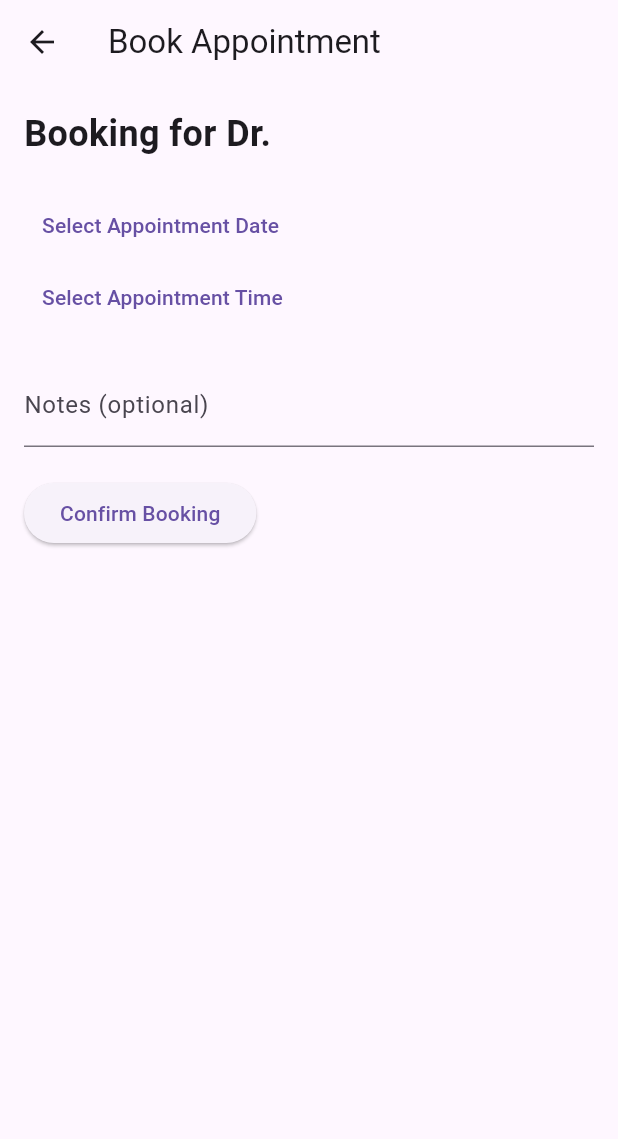
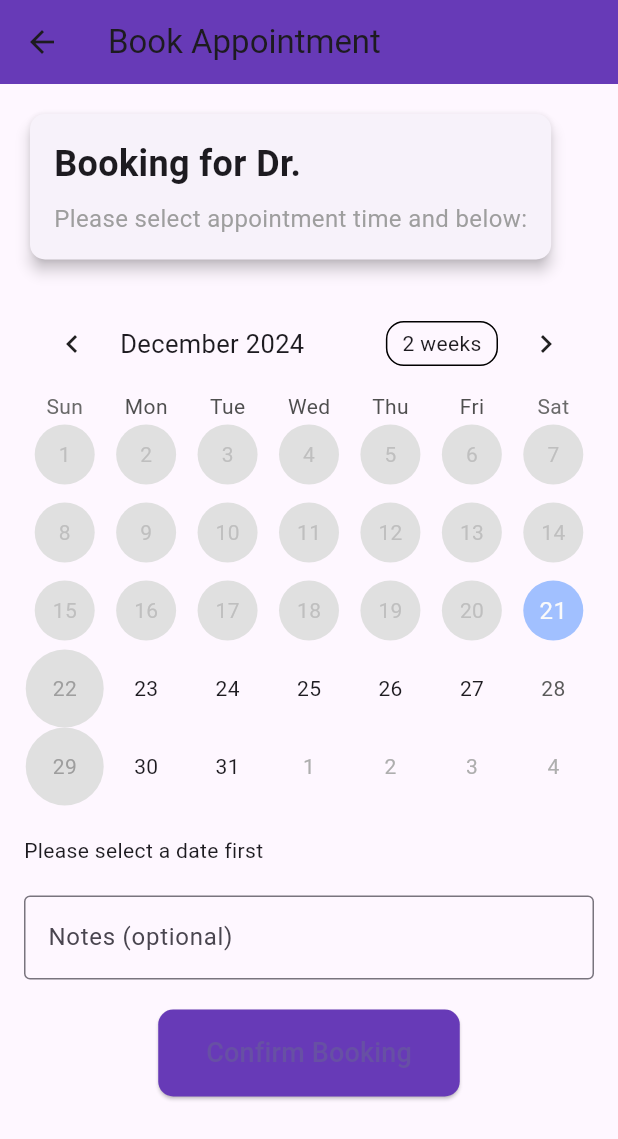
Before and after one commit to chewsinai02/fyp_patient_v1, a Flutter app: the BookingPage screen opened directly with empty values, on a phone screen of 412 x 824 dp. Shown: the top 1139 px of the screen. Run offline on Flutter 3.47's test engine with Material 3 defaults, Android fonts, the phone set to English and light mode, and no system bars; drawn by our look-alikes of table_calendar; missing offline and left inert: bcrypt, dotenv, mysql1; Roboto replaces fonts that are missing (Poppins).

Commit message:
Your commit message

```diff
--- a/lib/pages/booking_page.dart
+++ b/lib/pages/booking_page.dart
@@ -1,13 +1,17 @@
 import 'package:flutter/material.dart';
+import 'package:table_calendar/table_calendar.dart';
 import '../services/database_service.dart';
-import '../services/auth_service.dart'; // Import AuthService
+import '../services/auth_service.dart';
 
 class BookingPage extends StatefulWidget {
   final String doctorName;
-  final int doctorId; // Pass doctor ID
+  final int doctorId;
 
-  const BookingPage(
-      {super.key, required this.doctorName, required this.doctorId});
+  const BookingPage({
+    super.key,
+    required this.doctorName,
+    required this.doctorId,
+  });
 
   @override
   _BookingPageState createState() => _BookingPageState();
@@ -16,82 +20,211 @@ class BookingPage extends StatefulWidget {
 class _BookingPageState extends State<BookingPage> {
   final DatabaseService _db = DatabaseService.instance;
   DateTime? _selectedDate;
-  TimeOfDay? _selectedTime;
+  String? _selectedTime;
   String? _notes;
+  Map<DateTime, List<String>> _availableSlots = {};
+
+  // Mapping of database times to display times (reverse of the original map)
+  final Map<String, String> _dbToDisplayTime = {
+    '09:00:00': '9:00 AM',
+    '09:30:00': '9:30 AM',
+    '10:00:00': '10:00 AM',
+    '10:30:00': '10:30 AM',
+    '11:00:00': '11:00 AM',
+    '11:30:00': '11:30 AM',
+    '14:00:00': '2:00 PM',
+    '14:30:00': '2:30 PM',
+    '15:00:00': '3:00 PM',
+    '15:30:00': '3:30 PM',
+    '16:00:00': '4:00 PM',
+    '16:30:00': '4:30 PM',
+  };
+
+  // Add this method to fetch available slots
+  Future<void> _fetchAvailableSlots(DateTime date) async {
+    final slots = await _db.getAvailableTimeSlots(widget.doctorId, date);
+    setState(() {
+      _availableSlots[date] = slots;
+      // Clear selected time if it's no longer available
+      if (_selectedTime != null && !slots.contains(_selectedTime)) {
+        _selectedTime = null;
+      }
+    });
+  }
+
+  // Update the TableCalendar's calendarBuilders
+  CalendarBuilders get _calendarBuilders => CalendarBuilders(
+        defaultBuilder: (context, date, events) {
+          // Disable Sundays and dates with no available slots
+          if (date.weekday == DateTime.sunday ||
+              (_availableSlots.containsKey(date) &&
+                  _availableSlots[date]!.isEmpty)) {
+            return Container(
+              decoration: BoxDecoration(
+                color: Colors.grey.shade300,
+                shape: BoxShape.circle,
+              ),
+              child: Center(
+                child: Text(
+                  '${date.day}',
+                  style: TextStyle(color: Colors.grey),
+                ),
+              ),
+            );
+          }
+          return null;
+        },
+      );
+
+  // Update the onDaySelected callback
+  void _onDaySelected(DateTime selectedDay, DateTime focusedDay) async {
+    if (selectedDay.weekday != DateTime.sunday) {
+      if (!_availableSlots.containsKey(selectedDay)) {
+        await _fetchAvailableSlots(selectedDay);
+      }
+
+      if (_availableSlots[selectedDay]?.isNotEmpty ?? false) {
+        setState(() {
+          _selectedDate = selectedDay;
+        });
+      } else {
+        ScaffoldMessenger.of(context).showSnackBar(
+          const SnackBar(
+            content: Text('No available slots for this date'),
+          ),
+        );
+      }
+    }
+  }
+
+  // Replace the DropdownButton with this updated version
+  Widget _buildTimeDropdown() {
+    if (_selectedDate == null) {
+      return const Text('Please select a date first');
+    }
+
+    final availableSlots = _availableSlots[_selectedDate] ?? [];
+    if (availableSlots.isEmpty) {
+      return const Text('No available slots for selected date');
+    }
+
+    return DropdownButton<String>(
+      hint: const Text('Select Appointment Time'),
+      value: _selectedTime,
+      onChanged: (String? newValue) {
+        setState(() {
+          _selectedTime = newValue;
+        });
+      },
+      items: availableSlots.map<DropdownMenuItem<String>>((String dbTime) {
+        return DropdownMenuItem<String>(
+          value: dbTime,
+          child: Text(_dbToDisplayTime[dbTime] ?? dbTime),
+        );
+      }).toList(),
+    );
+  }
 
   @override
   Widget build(BuildContext context) {
     return Scaffold(
       appBar: AppBar(
         title: const Text('Book Appointment'),
+        backgroundColor: Colors.deepPurple,
       ),
       body: Padding(
+        padding: const EdgeInsets.all(16.0),
+        child: SingleChildScrollView(
+          child: Column(
+            crossAxisAlignment: CrossAxisAlignment.start,
+            children: [
+              // Doctor Information Card
+              Card(
+                elevation: 4,
+                shape: RoundedRectangleBorder(
+                  borderRadius: BorderRadius.circular(10),
+                ),
+                child: Padding(
                   padding: const EdgeInsets.all(16.0),
                   child: Column(
                     crossAxisAlignment: CrossAxisAlignment.start,
                     children: [
                       Text(
                         'Booking for Dr. ${widget.doctorName}',
-              style: const TextStyle(fontSize: 24, fontWeight: FontWeight.bold),
-            ),
-            const SizedBox(height: 20),
-            TextButton(
-              onPressed: () async {
-                final date = await showDatePicker(
-                  context: context,
-                  initialDate: DateTime.now(),
-                  firstDate: DateTime.now(),
-                  lastDate: DateTime(2100),
-                );
-                if (date != null) {
-                  setState(() {
-                    _selectedDate = date;
-                  });
-                }
-              },
-              child: Text(
-                _selectedDate == null
-                    ? 'Select Appointment Date'
-                    : 'Selected Date: ${_selectedDate!.toLocal()}'
-                        .split(' ')[0],
+                        style: const TextStyle(
+                          fontSize: 24,
+                          fontWeight: FontWeight.bold,
                         ),
                       ),
-            TextButton(
-              onPressed: () async {
-                final time = await showTimePicker(
-                  context: context,
-                  initialTime: TimeOfDay.now(),
-                );
-                if (time != null) {
-                  setState(() {
-                    _selectedTime = time;
-                  });
-                }
-              },
-              child: Text(
-                _selectedTime == null
-                    ? 'Select Appointment Time'
-                    : 'Selected Time: ${_selectedTime!.format(context)}',
+                      const SizedBox(height: 8),
+                      const Text(
+                        'Please select appointment time and below:',
+                        style: TextStyle(fontSize: 16, color: Colors.grey),
+                      ),
+                    ],
+                  ),
                 ),
               ),
               const SizedBox(height: 20),
+
+              // Calendar for Date Selection
+              TableCalendar(
+                firstDay: DateTime.now(),
+                lastDay: DateTime(2100),
+                focusedDay: _selectedDate ?? DateTime.now(),
+                onDaySelected: _onDaySelected,
+                selectedDayPredicate: (day) {
+                  return isSameDay(_selectedDate, day);
+                },
+                calendarStyle: CalendarStyle(
+                  selectedDecoration: BoxDecoration(
+                    color: Colors.deepPurple,
+                    shape: BoxShape.circle,
+                  ),
+                  todayDecoration: BoxDecoration(
+                    color: Colors.blueAccent.withOpacity(0.5),
+                    shape: BoxShape.circle,
+                  ),
+                  disabledDecoration: BoxDecoration(
+                    color: Colors.grey.shade300,
+                    shape: BoxShape.circle,
+                  ),
+                ),
+                // Disable Sundays
+                calendarBuilders: _calendarBuilders,
+              ),
+              const SizedBox(height: 20),
+
+              // Appointment Time Selection
+              _buildTimeDropdown(),
+              const SizedBox(height: 20),
+
+              // Notes Input
               TextField(
                 decoration: const InputDecoration(
                   labelText: 'Notes (optional)',
+                  border: OutlineInputBorder(),
+                  focusedBorder: OutlineInputBorder(
+                    borderSide: BorderSide(color: Colors.deepPurple),
+                  ),
                 ),
                 onChanged: (value) {
                   _notes = value;
                 },
               ),
               const SizedBox(height: 20),
-            ElevatedButton(
+
+              // Confirm Booking Button
+              Center(
+                child: ElevatedButton(
                   onPressed: () async {
                     if (_selectedDate != null && _selectedTime != null) {
-                  final currentUser = AuthService.instance.getCurrentUser();
-                  if (currentUser != null) {
+                      final int? patientId =
+                          await AuthService.instance.getCurrentUserId();
+                      if (patientId != null) {
                         try {
                           await _db.addAppointment(
-                        patientId: currentUser['id'],
+                            patientId: patientId,
                             doctorId: widget.doctorId,
                             appointmentDate: _selectedDate!,
                             appointmentTime: _selectedTime!,
@@ -100,33 +233,52 @@ class _BookingPageState extends State<BookingPage> {
 
                           ScaffoldMessenger.of(context).showSnackBar(
                             const SnackBar(
-                            content: Text('Appointment booked successfully!')),
+                              content: Text('Appointment booked successfully!'),
+                            ),
                           );
 
                           Navigator.pop(context);
                         } catch (error) {
                           ScaffoldMessenger.of(context).showSnackBar(
                             SnackBar(
-                            content: Text('Error booking appointment: $error')),
+                              content:
+                                  Text('Error booking appointment: $error'),
+                            ),
                           );
                         }
                       } else {
                         ScaffoldMessenger.of(context).showSnackBar(
                           const SnackBar(
-                          content: Text('Please login to book an appointment')),
+                            content:
+                                Text('Please login to book an appointment'),
+                          ),
                         );
                         Navigator.pushNamed(context, '/login');
                       }
                     } else {
                       ScaffoldMessenger.of(context).showSnackBar(
                         const SnackBar(
-                        content: Text('Please select date and time')),
+                          content: Text('Please select date and time'),
+                        ),
                       );
                     }
                   },
-              child: const Text('Confirm Booking'),
+                  style: ElevatedButton.styleFrom(
+                    backgroundColor: Colors.deepPurple,
+                    padding: const EdgeInsets.symmetric(
+                        horizontal: 32, vertical: 16),
+                    shape: RoundedRectangleBorder(
+                      borderRadius: BorderRadius.circular(10),
+                    ),
+                  ),
+                  child: const Text(
+                    'Confirm Booking',
+                    style: TextStyle(fontSize: 18),
+                  ),
+                ),
               ),
             ],
+          ),
         ),
       ),
     );
--- a/lib/pages/doctors_page.dart
+++ b/lib/pages/doctors_page.dart
@@ -280,7 +280,10 @@ class _DoctorsPageState extends State<DoctorsPage> {
                     borderRadius: BorderRadius.circular(8),
                   ),
                 ),
-                child: const Text('Book'),
+                child: const Text(
+                  'Book',
+                  style: TextStyle(color: Colors.white),
+                ),
               ),
             ],
           ),
```
Also changed, not shown: lib/services/database_service.dart (+51 -8 lines). Lines whose indentation alone changed are shown as unchanged.
